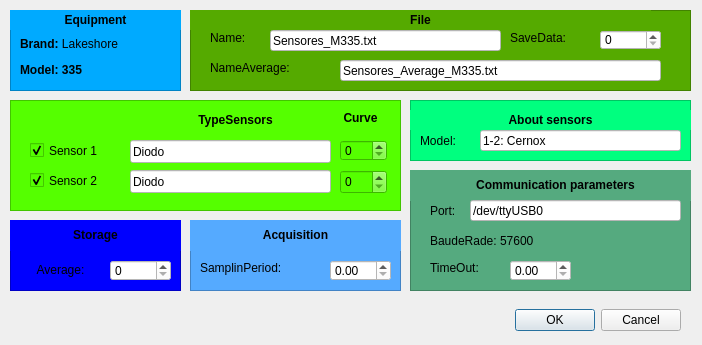
Above: MonTemp/tercera.ui from Julian-RC/Inter-Mon-Temp before the change. Below: the same form after it.
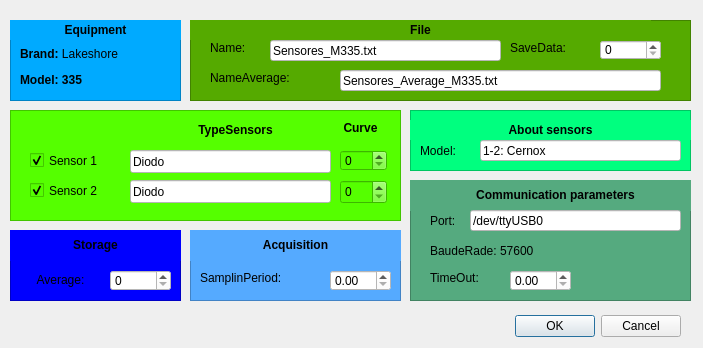
That is the form after the change.

```diff
--- a/MonTemp/tercera.ui
+++ b/MonTemp/tercera.ui
@@ -6,18 +6,152 @@
    <rect>
     <x>0</x>
     <y>0</y>
-    <width>702</width>
-    <height>345</height>
+    <width>703</width>
+    <height>348</height>
    </rect>
   </property>
   <property name="windowTitle">
    <string>Dialog</string>
   </property>
+  <widget class="QDialogButtonBox" name="buttonBox">
+   <property name="geometry">
+    <rect>
+     <x>220</x>
+     <y>310</y>
+     <width>461</width>
+     <height>32</height>
+    </rect>
+   </property>
+   <property name="orientation">
+    <enum>Qt::Horizontal</enum>
+   </property>
+   <property name="standardButtons">
+    <set>QDialogButtonBox::Cancel|QDialogButtonBox::Ok</set>
+   </property>
+  </widget>
+  <widget class="QFrame" name="frame_5">
+   <property name="geometry">
+    <rect>
+     <x>190</x>
+     <y>230</y>
+     <width>211</width>
+     <height>71</height>
+    </rect>
+   </property>
+   <property name="styleSheet">
+    <string notr="true">background-color: rgb(85, 170, 255);
+font: 12pt &quot;Sans Serif&quot;;</string>
+   </property>
+   <property name="frameShape">
+    <enum>QFrame::StyledPanel</enum>
+   </property>
+   <property name="frameShadow">
+    <enum>QFrame::Raised</enum>
+   </property>
+   <widget class="QLabel" name="label_54">
+    <property name="geometry">
+     <rect>
+      <x>0</x>
+      <y>0</y>
+      <width>211</width>
+      <height>31</height>
+     </rect>
+    </property>
+    <property name="text">
+     <string>&lt;html&gt;&lt;head/&gt;&lt;body&gt;&lt;p align=&quot;center&quot;&gt;&lt;span style=&quot; font-weight:600;&quot;&gt;Acquisition&lt;/span&gt;&lt;/p&gt;&lt;/body&gt;&lt;/html&gt;</string>
+    </property>
+   </widget>
+   <widget class="QLabel" name="label_55">
+    <property name="geometry">
+     <rect>
+      <x>10</x>
+      <y>40</y>
+      <width>121</width>
+      <height>16</height>
+     </rect>
+    </property>
+    <property name="text">
+     <string>SamplinPeriod:</string>
+    </property>
+   </widget>
+   <widget class="QDoubleSpinBox" name="samplinperiod_3">
+    <property name="geometry">
+     <rect>
+      <x>140</x>
+      <y>40</y>
+      <width>61</width>
+      <height>21</height>
+     </rect>
+    </property>
+    <property name="styleSheet">
+     <string notr="true">background-color: rgb(255, 255, 255);</string>
+    </property>
+   </widget>
+  </widget>
+  <widget class="QFrame" name="frame_6">
+   <property name="geometry">
+    <rect>
+     <x>10</x>
+     <y>230</y>
+     <width>171</width>
+     <height>71</height>
+    </rect>
+   </property>
+   <property name="styleSheet">
+    <string notr="true">background-color: rgb(0, 0, 255);
+font: 12pt &quot;Sans Serif&quot;;</string>
+   </property>
+   <property name="frameShape">
+    <enum>QFrame::StyledPanel</enum>
+   </property>
+   <property name="frameShadow">
+    <enum>QFrame::Raised</enum>
+   </property>
+   <widget class="QLabel" name="label_52">
+    <property name="geometry">
+     <rect>
+      <x>0</x>
+      <y>0</y>
+      <width>171</width>
+      <height>31</height>
+     </rect>
+    </property>
+    <property name="text">
+     <string>&lt;html&gt;&lt;head/&gt;&lt;body&gt;&lt;p align=&quot;center&quot;&gt;&lt;span style=&quot; font-weight:600;&quot;&gt;Storage&lt;/span&gt;&lt;/p&gt;&lt;/body&gt;&lt;/html&gt;</string>
+    </property>
+   </widget>
+   <widget class="QLabel" name="label_53">
+    <property name="geometry">
+     <rect>
+      <x>10</x>
+      <y>40</y>
+      <width>81</width>
+      <height>21</height>
+     </rect>
+    </property>
+    <property name="text">
+     <string>&lt;html&gt;&lt;head/&gt;&lt;body&gt;&lt;p align=&quot;center&quot;&gt;Average:&lt;/p&gt;&lt;/body&gt;&lt;/html&gt;</string>
+    </property>
+   </widget>
+   <widget class="QSpinBox" name="average_3">
+    <property name="geometry">
+     <rect>
+      <x>100</x>
+      <y>40</y>
+      <width>61</width>
+      <height>21</height>
+     </rect>
+    </property>
+    <property name="styleSheet">
+     <string notr="true">background-color: rgb(255, 255, 255);</string>
+    </property>
+   </widget>
+  </widget>
   <widget class="QFrame" name="frame_2">
    <property name="geometry">
     <rect>
      <x>10</x>
-     <y>100</y>
+     <y>110</y>
      <width>391</width>
      <height>111</height>
     </rect>
@@ -32,7 +166,7 @@
    <property name="frameShadow">
     <enum>QFrame::Raised</enum>
    </property>
-   <widget class="QCheckBox" name="sensor1_2">
+   <widget class="QCheckBox" name="sensor1_3">
     <property name="geometry">
      <rect>
       <x>20</x>
@@ -48,7 +182,7 @@
      <bool>true</bool>
     </property>
    </widget>
-   <widget class="QCheckBox" name="sensor2_2">
+   <widget class="QCheckBox" name="sensor2_3">
     <property name="geometry">
      <rect>
       <x>20</x>
@@ -64,7 +198,7 @@
      <bool>true</bool>
     </property>
    </widget>
-   <widget class="QLabel" name="label_6">
+   <widget class="QLabel" name="label_7">
     <property name="geometry">
      <rect>
       <x>160</x>
@@ -77,7 +211,7 @@
      <string>&lt;html&gt;&lt;head/&gt;&lt;body&gt;&lt;p align=&quot;center&quot;&gt;&lt;span style=&quot; font-weight:600;&quot;&gt;TypeSensors&lt;/span&gt;&lt;/p&gt;&lt;/body&gt;&lt;/html&gt;</string>
     </property>
    </widget>
-   <widget class="QLabel" name="label_20">
+   <widget class="QLabel" name="label_21">
     <property name="geometry">
      <rect>
       <x>320</x>
@@ -90,7 +224,7 @@
      <string>&lt;html&gt;&lt;head/&gt;&lt;body&gt;&lt;p align=&quot;center&quot;&gt;&lt;span style=&quot; font-weight:600;&quot;&gt;Curve&lt;/span&gt;&lt;/p&gt;&lt;/body&gt;&lt;/html&gt;</string>
     </property>
    </widget>
-   <widget class="QSpinBox" name="spinBox_9">
+   <widget class="QSpinBox" name="spinBox_11">
     <property name="geometry">
      <rect>
       <x>330</x>
@@ -100,7 +234,7 @@
      </rect>
     </property>
    </widget>
-   <widget class="QSpinBox" name="spinBox_10">
+   <widget class="QSpinBox" name="spinBox_12">
     <property name="geometry">
      <rect>
       <x>330</x>
@@ -110,7 +244,7 @@
      </rect>
     </property>
    </widget>
-   <widget class="QLineEdit" name="lineEdit_9">
+   <widget class="QLineEdit" name="lineEdit_11">
     <property name="geometry">
      <rect>
       <x>120</x>
@@ -127,7 +261,7 @@
      <string>Diodo</string>
     </property>
    </widget>
-   <widget class="QLineEdit" name="lineEdit_10">
+   <widget class="QLineEdit" name="lineEdit_12">
     <property name="geometry">
      <rect>
       <x>120</x>
@@ -145,17 +279,17 @@
     </property>
    </widget>
   </widget>
-  <widget class="QFrame" name="frame_7">
+  <widget class="QFrame" name="frame">
    <property name="geometry">
     <rect>
-     <x>410</x>
-     <y>100</y>
-     <width>281</width>
-     <height>61</height>
+     <x>10</x>
+     <y>20</y>
+     <width>171</width>
+     <height>81</height>
     </rect>
    </property>
    <property name="styleSheet">
-    <string notr="true">background-color: rgb(0, 255, 127);
+    <string notr="true">background-color: rgb(0, 170, 255);
 font: 12pt &quot;Sans Serif&quot;;</string>
    </property>
    <property name="frameShape">
@@ -164,47 +298,43 @@
    <property name="frameShadow">
     <enum>QFrame::Raised</enum>
    </property>
-   <widget class="QLabel" name="label_22">
+   <widget class="QLabel" name="label_49">
     <property name="geometry">
      <rect>
       <x>10</x>
-      <y>30</y>
-      <width>71</width>
-      <height>21</height>
+      <y>19</y>
+      <width>151</width>
+      <height>31</height>
      </rect>
     </property>
     <property name="text">
-     <string>Model:</string>
+     <string>&lt;html&gt;&lt;head/&gt;&lt;body&gt;&lt;p&gt;&lt;span style=&quot; font-weight:600;&quot;&gt;Brand:&lt;/span&gt; Lakeshore&lt;/p&gt;&lt;/body&gt;&lt;/html&gt;</string>
     </property>
    </widget>
-   <widget class="QLabel" name="label_23">
+   <widget class="QLabel" name="label_50">
+    <property name="geometry">
+     <rect>
+      <x>10</x>
+      <y>50</y>
+      <width>131</width>
+      <height>20</height>
+     </rect>
+    </property>
+    <property name="text">
+     <string>&lt;html&gt;&lt;head/&gt;&lt;body&gt;&lt;p&gt;&lt;span style=&quot; font-weight:600;&quot;&gt;Model: 335&lt;/span&gt;&lt;/p&gt;&lt;/body&gt;&lt;/html&gt;</string>
+    </property>
+   </widget>
+   <widget class="QLabel" name="label_51">
     <property name="geometry">
      <rect>
       <x>0</x>
-      <y>10</y>
-      <width>281</width>
+      <y>0</y>
+      <width>171</width>
       <height>20</height>
      </rect>
     </property>
     <property name="text">
-     <string>&lt;html&gt;&lt;head/&gt;&lt;body&gt;&lt;p align=&quot;center&quot;&gt;&lt;span style=&quot; font-weight:600;&quot;&gt;About sensors&lt;/span&gt;&lt;/p&gt;&lt;/body&gt;&lt;/html&gt;</string>
-    </property>
-   </widget>
-   <widget class="QLineEdit" name="port_3">
-    <property name="geometry">
-     <rect>
-      <x>70</x>
-      <y>30</y>
-      <width>201</width>
-      <height>21</height>
-     </rect>
-    </property>
-    <property name="styleSheet">
-     <string notr="true">background-color: rgb(255, 255, 255);
-font: 10pt &quot;Sans Serif&quot;;</string>
-    </property>
-    <property name="text">
-     <string>1-2: Cernox</string>
+     <string>&lt;html&gt;&lt;head/&gt;&lt;body&gt;&lt;p align=&quot;center&quot;&gt;&lt;span style=&quot; font-weight:600;&quot;&gt;Equipment&lt;/span&gt;&lt;/p&gt;&lt;/body&gt;&lt;/html&gt;</string>
     </property>
    </widget>
   </widget>
@@ -212,7 +342,7 @@
    <property name="geometry">
     <rect>
      <x>190</x>
-     <y>10</y>
+     <y>20</y>
      <width>501</width>
      <height>81</height>
     </rect>
@@ -227,7 +357,7 @@
    <property name="frameShadow">
     <enum>QFrame::Raised</enum>
    </property>
-   <widget class="QLabel" name="label_24">
+   <widget class="QLabel" name="label_45">
     <property name="geometry">
      <rect>
       <x>0</x>
@@ -240,7 +370,7 @@
      <string>&lt;html&gt;&lt;head/&gt;&lt;body&gt;&lt;p align=&quot;center&quot;&gt;&lt;span style=&quot; font-weight:600;&quot;&gt;File&lt;/span&gt;&lt;/p&gt;&lt;/body&gt;&lt;/html&gt;</string>
     </property>
    </widget>
-   <widget class="QLabel" name="label_25">
+   <widget class="QLabel" name="label_46">
     <property name="geometry">
      <rect>
       <x>20</x>
@@ -253,7 +383,7 @@
      <string>Name:</string>
     </property>
    </widget>
-   <widget class="QLabel" name="label_26">
+   <widget class="QLabel" name="label_47">
     <property name="geometry">
      <rect>
       <x>320</x>
@@ -266,7 +396,7 @@
      <string>SaveData:</string>
     </property>
    </widget>
-   <widget class="QLineEdit" name="name_3">
+   <widget class="QLineEdit" name="name_5">
     <property name="geometry">
      <rect>
       <x>80</x>
@@ -282,7 +412,7 @@
      <string>Sensores_M335.txt</string>
     </property>
    </widget>
-   <widget class="QSpinBox" name="savedata_2">
+   <widget class="QSpinBox" name="savedata_3">
     <property name="geometry">
      <rect>
       <x>410</x>
@@ -296,7 +426,7 @@
 </string>
     </property>
    </widget>
-   <widget class="QLabel" name="label_27">
+   <widget class="QLabel" name="label_48">
     <property name="geometry">
      <rect>
       <x>20</x>
@@ -309,7 +439,7 @@
      <string>NameAverage:</string>
     </property>
    </widget>
-   <widget class="QLineEdit" name="name_4">
+   <widget class="QLineEdit" name="name_6">
     <property name="geometry">
      <rect>
       <x>150</x>
@@ -326,11 +456,74 @@
     </property>
    </widget>
   </widget>
+  <widget class="QFrame" name="frame_7">
+   <property name="geometry">
+    <rect>
+     <x>410</x>
+     <y>110</y>
+     <width>281</width>
+     <height>61</height>
+    </rect>
+   </property>
+   <property name="styleSheet">
+    <string notr="true">background-color: rgb(0, 255, 127);
+font: 12pt &quot;Sans Serif&quot;;</string>
+   </property>
+   <property name="frameShape">
+    <enum>QFrame::StyledPanel</enum>
+   </property>
+   <property name="frameShadow">
+    <enum>QFrame::Raised</enum>
+   </property>
+   <widget class="QLabel" name="label_39">
+    <property name="geometry">
+     <rect>
+      <x>10</x>
+      <y>30</y>
+      <width>71</width>
+      <height>21</height>
+     </rect>
+    </property>
+    <property name="text">
+     <string>Model:</string>
+    </property>
+   </widget>
+   <widget class="QLabel" name="label_40">
+    <property name="geometry">
+     <rect>
+      <x>0</x>
+      <y>10</y>
+      <width>281</width>
+      <height>20</height>
+     </rect>
+    </property>
+    <property name="text">
+     <string>&lt;html&gt;&lt;head/&gt;&lt;body&gt;&lt;p align=&quot;center&quot;&gt;&lt;span style=&quot; font-weight:600;&quot;&gt;About sensors&lt;/span&gt;&lt;/p&gt;&lt;/body&gt;&lt;/html&gt;</string>
+    </property>
+   </widget>
+   <widget class="QLineEdit" name="port_5">
+    <property name="geometry">
+     <rect>
+      <x>70</x>
+      <y>30</y>
+      <width>201</width>
+      <height>21</height>
+     </rect>
+    </property>
+    <property name="styleSheet">
+     <string notr="true">background-color: rgb(255, 255, 255);
+font: 10pt &quot;Sans Serif&quot;;</string>
+    </property>
+    <property name="text">
+     <string>1-2: Cernox</string>
+    </property>
+   </widget>
+  </widget>
   <widget class="QFrame" name="frame_4">
    <property name="geometry">
     <rect>
      <x>410</x>
-     <y>170</y>
+     <y>180</y>
      <width>281</width>
      <height>121</height>
     </rect>
@@ -345,7 +538,7 @@
    <property name="frameShadow">
     <enum>QFrame::Raised</enum>
    </property>
-   <widget class="QLabel" name="label_28">
+   <widget class="QLabel" name="label_41">
     <property name="geometry">
      <rect>
       <x>0</x>
@@ -358,7 +551,7 @@
      <string>&lt;html&gt;&lt;head/&gt;&lt;body&gt;&lt;p align=&quot;center&quot;&gt;&lt;span style=&quot; font-weight:600;&quot;&gt;Communication parameters&lt;/span&gt;&lt;/p&gt;&lt;/body&gt;&lt;/html&gt;</string>
     </property>
    </widget>
-   <widget class="QLabel" name="label_29">
+   <widget class="QLabel" name="label_42">
     <property name="geometry">
      <rect>
       <x>20</x>
@@ -371,7 +564,7 @@
      <string>Port:</string>
     </property>
    </widget>
-   <widget class="QLabel" name="label_30">
+   <widget class="QLabel" name="label_43">
     <property name="geometry">
      <rect>
       <x>20</x>
@@ -384,7 +577,7 @@
      <string>BaudeRade: 57600</string>
     </property>
    </widget>
-   <widget class="QLabel" name="label_31">
+   <widget class="QLabel" name="label_44">
     <property name="geometry">
      <rect>
       <x>20</x>
@@ -397,7 +590,7 @@
      <string>TimeOut:</string>
     </property>
    </widget>
-   <widget class="QLineEdit" name="port_4">
+   <widget class="QLineEdit" name="port_6">
     <property name="geometry">
      <rect>
       <x>60</x>
@@ -413,7 +606,7 @@
      <string>/dev/ttyUSB0</string>
     </property>
    </widget>
-   <widget class="QDoubleSpinBox" name="timeOut_2">
+   <widget class="QDoubleSpinBox" name="timeOut_3">
     <property name="geometry">
      <rect>
       <x>100</x>
@@ -427,199 +620,6 @@
     </property>
    </widget>
   </widget>
-  <widget class="QFrame" name="frame_5">
-   <property name="geometry">
-    <rect>
-     <x>190</x>
-     <y>220</y>
-     <width>211</width>
-     <height>71</height>
-    </rect>
-   </property>
-   <property name="styleSheet">
-    <string notr="true">background-color: rgb(85, 170, 255);
-font: 12pt &quot;Sans Serif&quot;;</string>
-   </property>
-   <property name="frameShape">
-    <enum>QFrame::StyledPanel</enum>
-   </property>
-   <property name="frameShadow">
-    <enum>QFrame::Raised</enum>
-   </property>
-   <widget class="QLabel" name="label_32">
-    <property name="geometry">
-     <rect>
-      <x>0</x>
-      <y>0</y>
-      <width>211</width>
-      <height>31</height>
-     </rect>
-    </property>
-    <property name="text">
-     <string>&lt;html&gt;&lt;head/&gt;&lt;body&gt;&lt;p align=&quot;center&quot;&gt;&lt;span style=&quot; font-weight:600;&quot;&gt;Acquisition&lt;/span&gt;&lt;/p&gt;&lt;/body&gt;&lt;/html&gt;</string>
-    </property>
-   </widget>
-   <widget class="QLabel" name="label_33">
-    <property name="geometry">
-     <rect>
-      <x>10</x>
-      <y>40</y>
-      <width>121</width>
-      <height>16</height>
-     </rect>
-    </property>
-    <property name="text">
-     <string>SamplinPeriod:</string>
-    </property>
-   </widget>
-   <widget class="QDoubleSpinBox" name="samplinperiod_2">
-    <property name="geometry">
-     <rect>
-      <x>140</x>
-      <y>40</y>
-      <width>61</width>
-      <height>21</height>
-     </rect>
-    </property>
-    <property name="styleSheet">
-     <string notr="true">background-color: rgb(255, 255, 255);</string>
-    </property>
-   </widget>
-  </widget>
-  <widget class="QDialogButtonBox" name="buttonBox_2">
-   <property name="geometry">
-    <rect>
-     <x>140</x>
-     <y>300</y>
-     <width>541</width>
-     <height>41</height>
-    </rect>
-   </property>
-   <property name="orientation">
-    <enum>Qt::Horizontal</enum>
-   </property>
-   <property name="standardButtons">
-    <set>QDialogButtonBox::Cancel|QDialogButtonBox::Ok</set>
-   </property>
-  </widget>
-  <widget class="QFrame" name="frame_6">
-   <property name="geometry">
-    <rect>
-     <x>10</x>
-     <y>220</y>
-     <width>171</width>
-     <height>71</height>
-    </rect>
-   </property>
-   <property name="styleSheet">
-    <string notr="true">background-color: rgb(0, 0, 255);
-font: 12pt &quot;Sans Serif&quot;;</string>
-   </property>
-   <property name="frameShape">
-    <enum>QFrame::StyledPanel</enum>
-   </property>
-   <property name="frameShadow">
-    <enum>QFrame::Raised</enum>
-   </property>
-   <widget class="QLabel" name="label_34">
-    <property name="geometry">
-     <rect>
-      <x>0</x>
-      <y>0</y>
-      <width>171</width>
-      <height>31</height>
-     </rect>
-    </property>
-    <property name="text">
-     <string>&lt;html&gt;&lt;head/&gt;&lt;body&gt;&lt;p align=&quot;center&quot;&gt;&lt;span style=&quot; font-weight:600;&quot;&gt;Storage&lt;/span&gt;&lt;/p&gt;&lt;/body&gt;&lt;/html&gt;</string>
-    </property>
-   </widget>
-   <widget class="QLabel" name="label_35">
-    <property name="geometry">
-     <rect>
-      <x>10</x>
-      <y>40</y>
-      <width>81</width>
-      <height>21</height>
-     </rect>
-    </property>
-    <property name="text">
-     <string>&lt;html&gt;&lt;head/&gt;&lt;body&gt;&lt;p align=&quot;center&quot;&gt;Average:&lt;/p&gt;&lt;/body&gt;&lt;/html&gt;</string>
-    </property>
-   </widget>
-   <widget class="QSpinBox" name="average_2">
-    <property name="geometry">
-     <rect>
-      <x>100</x>
-      <y>40</y>
-      <width>61</width>
-      <height>21</height>
-     </rect>
-    </property>
-    <property name="styleSheet">
-     <string notr="true">background-color: rgb(255, 255, 255);</string>
-    </property>
-   </widget>
-  </widget>
-  <widget class="QFrame" name="frame">
-   <property name="geometry">
-    <rect>
-     <x>10</x>
-     <y>10</y>
-     <width>171</width>
-     <height>81</height>
-    </rect>
-   </property>
-   <property name="styleSheet">
-    <string notr="true">background-color: rgb(0, 170, 255);
-font: 12pt &quot;Sans Serif&quot;;</string>
-   </property>
-   <property name="frameShape">
-    <enum>QFrame::StyledPanel</enum>
-   </property>
-   <property name="frameShadow">
-    <enum>QFrame::Raised</enum>
-   </property>
-   <widget class="QLabel" name="label_36">
-    <property name="geometry">
-     <rect>
-      <x>10</x>
-      <y>19</y>
-      <width>151</width>
-      <height>31</height>
-     </rect>
-    </property>
-    <property name="text">
-     <string>&lt;html&gt;&lt;head/&gt;&lt;body&gt;&lt;p&gt;&lt;span style=&quot; font-weight:600;&quot;&gt;Brand:&lt;/span&gt; Lakeshore&lt;/p&gt;&lt;/body&gt;&lt;/html&gt;</string>
-    </property>
-   </widget>
-   <widget class="QLabel" name="label_37">
-    <property name="geometry">
-     <rect>
-      <x>10</x>
-      <y>50</y>
-      <width>131</width>
-      <height>20</height>
-     </rect>
-    </property>
-    <property name="text">
-     <string>&lt;html&gt;&lt;head/&gt;&lt;body&gt;&lt;p&gt;&lt;span style=&quot; font-weight:600;&quot;&gt;Model: 335&lt;/span&gt;&lt;/p&gt;&lt;/body&gt;&lt;/html&gt;</string>
-    </property>
-   </widget>
-   <widget class="QLabel" name="label_38">
-    <property name="geometry">
-     <rect>
-      <x>0</x>
-      <y>0</y>
-      <width>171</width>
-      <height>20</height>
-     </rect>
-    </property>
-    <property name="text">
-     <string>&lt;html&gt;&lt;head/&gt;&lt;body&gt;&lt;p align=&quot;center&quot;&gt;&lt;span style=&quot; font-weight:600;&quot;&gt;Equipment&lt;/span&gt;&lt;/p&gt;&lt;/body&gt;&lt;/html&gt;</string>
-    </property>
-   </widget>
-  </widget>
  </widget>
  <resources/>
  <connections/>
```
Left out of the diff: 35 changed lines with no effect on the pictures.
